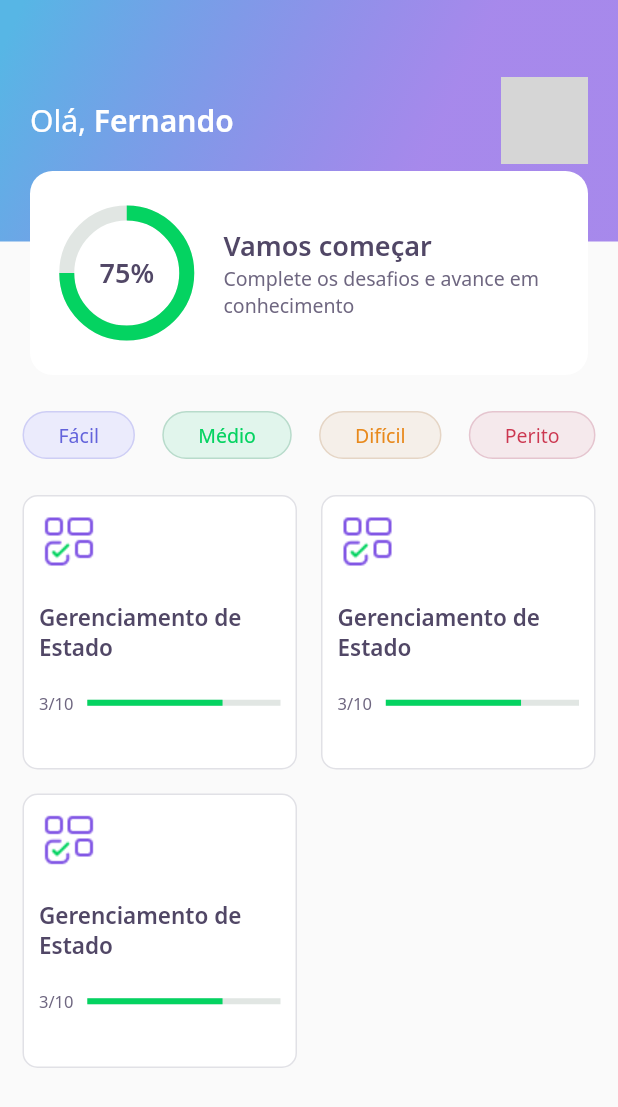
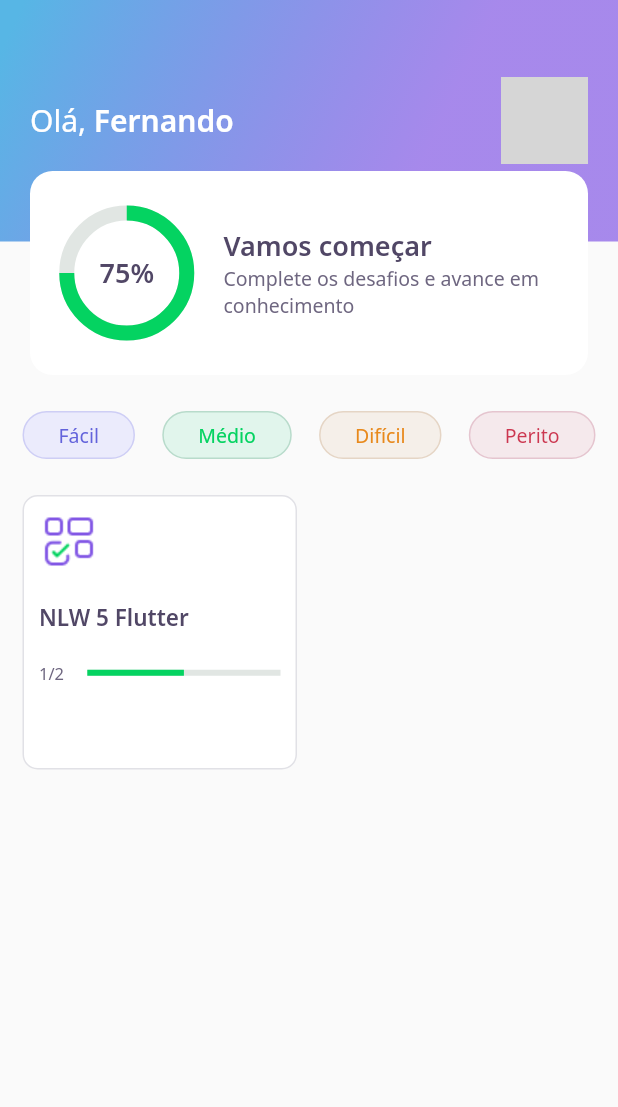
Before and after one commit to fernandomarca/devquiz, a Flutter app: the HomePage screen opened directly, on a phone screen of 412 x 824 dp. Shown: the top 1107 px of the screen. Run offline on Flutter 3.47's test engine with Material 2 defaults, Android fonts, the phone set to English and light mode, and no system bars; our stand-ins replace google_fonts; accounts and stored records are empty; network calls fail; grey boxes are pictures that could not be loaded.

Commit message:
states with flutter

```diff
--- /dev/null
+++ b/assets/database/quizzes.json
@@ -0,0 +1,28 @@
+[
+  {
+    "title": "NLW 5 Flutter",
+    "questionAnswered": 1,
+    "imagem": "blocks",
+    "level": "facil",
+    "questions": [
+      {
+        "title": "Está curtindo o Flutter?",
+        "awnsers": [
+          { "title": "Estou curtindo" },
+          { "title": "Amando curtindo" },
+          { "title": "Muito top" },
+          { "title": "Feliz com Flutter", "isRight": true }
+        ]
+      },
+      {
+        "title": "Está curtindo o Flutter?",
+        "awnsers": [
+          { "title": "Estou curtindo" },
+          { "title": "Amando curtindo" },
+          { "title": "Muito top" },
+          { "title": "Feliz com Flutter", "isRight": true }
+        ]
+      }
+    ]
+  }
+]
--- /dev/null
+++ b/assets/database/user.json
@@ -0,0 +1,5 @@
+{
+  "name": "Fernando",
+  "score": 100,
+  "photoUrl": "https://avatars.githubusercontent.com/u/59258828?v=4"
+}
--- a/lib/core/app_widget.dart
+++ b/lib/core/app_widget.dart
@@ -1,4 +1,3 @@
-import 'package:devquiz/challenge/challenge_page.dart';
 import 'package:devquiz/home/home_page.dart';
 import 'package:flutter/material.dart';
 
@@ -7,7 +6,7 @@ class AppWidget extends StatelessWidget {
   Widget build(BuildContext context) {
     return MaterialApp(
       title: "DevQuiz",
-      home: ChallengePage(),
+      home: HomePage(),
     );
   }
 }
--- /dev/null
+++ b/lib/home/home_controller.dart
@@ -0,0 +1,26 @@
+import 'package:devquiz/home/home_repository.dart';
+import 'package:devquiz/home/home_state.dart';
+import 'package:devquiz/shared/models/quiz_model.dart';
+import 'package:devquiz/shared/models/user_model.dart';
+import 'package:flutter/foundation.dart';
+
+class HomeController {
+  final stateNotifier = ValueNotifier<HomeState>(HomeState.empty);
+  set state(HomeState state) => stateNotifier.value = state;
+  HomeState get state => stateNotifier.value;
+  UserModel? user;
+  List<QuizModel> quizzes = [];
+  final repository = HomeRepository();
+
+  void getUser() async {
+    state = HomeState.loading;
+    user = await repository.getUser();
+    state = HomeState.success;
+  }
+
+  void getQuizzes() async {
+    state = HomeState.loading;
+    quizzes = await repository.getQuizzes();
+    state = HomeState.success;
+  }
+}
--- a/lib/home/home_page.dart
+++ b/lib/home/home_page.dart
@@ -1,3 +1,6 @@
+import 'package:devquiz/core/core.dart';
+import 'package:devquiz/home/home_controller.dart';
+import 'package:devquiz/home/home_state.dart';
 import 'package:devquiz/home/widgets/appbar/app_bar_widget.dart';
 import 'package:devquiz/home/widgets/level_button/level_button_widget.dart';
 import 'package:devquiz/home/widgets/quiz_card/quiz_card_widgets.dart';
@@ -10,10 +13,24 @@ class HomePage extends StatefulWidget {
 }
 
 class _HomePageState extends State<HomePage> {
+  final controller = HomeController();
+  @override
+  void initState() {
+    super.initState();
+    controller.stateNotifier.addListener(() {
+      setState(() {});
+    });
+    controller.getUser();
+    controller.getQuizzes();
+  }
+
   @override
   Widget build(BuildContext context) {
+    if (controller.state == HomeState.success) {
       return Scaffold(
-      appBar: AppBarWidget(),
+        appBar: AppBarWidget(
+          user: controller.user!,
+        ),
         body: Padding(
           padding: const EdgeInsets.symmetric(horizontal: 15),
           child: Column(
@@ -46,16 +63,27 @@ class _HomePageState extends State<HomePage> {
                   crossAxisSpacing: 16,
                   mainAxisSpacing: 16,
                   crossAxisCount: 2,
-                children: [
-                  QuizCardWidgets(),
-                  QuizCardWidgets(),
-                  QuizCardWidgets(),
-                ],
+                  children: controller.quizzes
+                      .map((e) => QuizCardWidgets(
+                            title: e.title,
+                            completed:
+                                "${e.questionAnswered}/${e.questions.length}",
+                            percent: e.questionAnswered / e.questions.length,
+                          ))
+                      .toList(),
                 ),
-            )
+              ),
             ],
           ),
         ),
       );
+    } else {
+      return Scaffold(
+        body: Center(
+            child: CircularProgressIndicator(
+          valueColor: AlwaysStoppedAnimation<Color>(AppColors.darkGreen),
+        )),
+      );
     }
   }
+}
--- /dev/null
+++ b/lib/home/home_state.dart
@@ -0,0 +1 @@
+enum HomeState { success, loading, error, empty }
--- a/lib/home/widgets/appbar/app_bar_widget.dart
+++ b/lib/home/widgets/appbar/app_bar_widget.dart
@@ -1,10 +1,12 @@
 import 'package:devquiz/core/app_gradients.dart';
 import 'package:devquiz/core/app_text_styles.dart';
 import 'package:devquiz/home/widgets/score_card/score_card_widget.dart';
+import 'package:devquiz/shared/models/user_model.dart';
 import 'package:flutter/material.dart';
 
 class AppBarWidget extends PreferredSize {
-  AppBarWidget()
+  final UserModel user;
+  AppBarWidget({required this.user})
       : super(
             preferredSize: Size.fromHeight(250),
             child: Container(
@@ -24,7 +26,7 @@ class AppBarWidget extends PreferredSize {
                             style: AppTextStyles.title,
                             children: [
                               TextSpan(
-                                  text: "Fernando",
+                                  text: user.name,
                                   style: AppTextStyles.titleBold)
                             ])),
                         Container(
@@ -33,8 +35,7 @@ class AppBarWidget extends PreferredSize {
                           decoration: BoxDecoration(
                               borderRadius: BorderRadius.circular(10),
                               image: DecorationImage(
-                                  image: NetworkImage(
-                                      "https://avatars.githubusercontent.com/u/59258828?v=4"))),
+                                  image: NetworkImage(user.photoUrl))),
                         )
                       ],
                     ),
--- a/lib/home/widgets/quiz_card/quiz_card_widgets.dart
+++ b/lib/home/widgets/quiz_card/quiz_card_widgets.dart
@@ -1,4 +1,3 @@
-import 'package:devquiz/challenge/widgets/question_indicator/question_indicator_widgat.dart';
 import 'package:devquiz/core/app_colors.dart';
 import 'package:devquiz/core/app_images.dart';
 import 'package:devquiz/core/app_text_styles.dart';
@@ -6,6 +5,15 @@ import 'package:devquiz/shared/widgets/progress_indicator/progress_indicator_wid
 import 'package:flutter/material.dart';
 
 class QuizCardWidgets extends StatelessWidget {
+  final String title;
+  final String completed;
+  final double percent;
+  const QuizCardWidgets({
+    Key? key,
+    required this.title,
+    required this.completed,
+    required this.percent,
+  }) : super(key: key);
   @override
   Widget build(BuildContext context) {
     return Container(
@@ -29,7 +37,7 @@ class QuizCardWidgets extends StatelessWidget {
             height: 20,
           ),
           Text(
-            "Gerenciamento de Estado",
+            title,
             style: AppTextStyles.heading15,
           ),
           SizedBox(
@@ -40,14 +48,14 @@ class QuizCardWidgets extends StatelessWidget {
               Expanded(
                 flex: 1,
                 child: Text(
-                  "3/10",
+                  completed,
                   style: AppTextStyles.body11,
                 ),
               ),
               Expanded(
                 flex: 4,
                 child: ProgressIndicatorWidget(
-                  value: 0.7,
+                  value: percent,
                 ),
               )
             ],
--- /dev/null
+++ b/lib/shared/models/quiz_model.dart
@@ -0,0 +1,65 @@
+import 'dart:convert';
+
+import 'package:devquiz/shared/models/question_model.dart';
+
+enum Level { facil, medio, dificil, perito }
+
+extension LevelStringExt on String {
+  Level get parse => {
+        "facil": Level.facil,
+        "medio": Level.medio,
+        "dificil": Level.dificil,
+        "perito": Level.perito
+      }[this]!;
+}
+
+extension LevelExt on Level {
+  String get parse => {
+        Level.facil: "facil",
+        Level.medio: "medio",
+        Level.dificil: "dificil",
+        Level.perito: "perito"
+      }[this]!;
+}
+
+class QuizModel {
+  final String title;
+  final List<QuestionModel> questions;
+  final int questionAnswered;
+  final String imagem;
+  final Level level;
+
+  QuizModel({
+    required this.title,
+    required this.questions,
+    this.questionAnswered = 0,
+    required this.imagem,
+    required this.level,
+  });
+
+  Map<String, dynamic> toMap() {
+    return {
+      'title': title,
+      'questions': questions.map((x) => x.toMap()).toList(),
+      'questionAnswered': questionAnswered,
+      'imagem': imagem,
+      'level': level.parse,
+    };
+  }
+
+  factory QuizModel.fromMap(Map<String, dynamic> map) {
+    return QuizModel(
+      title: map['title'],
+      questions: List<QuestionModel>.from(
+          map['questions'].map((x) => QuestionModel.fromMap(x))),
+      questionAnswered: map['questionAnswered'],
+      imagem: map['imagem'],
+      level: map['level'].toString().parse,
+    );
+  }
+
+  String toJson() => json.encode(toMap());
+
+  factory QuizModel.fromJson(String source) =>
+      QuizModel.fromMap(json.decode(source));
+}
--- /dev/null
+++ b/lib/shared/models/user_model.dart
@@ -0,0 +1,33 @@
+import 'dart:convert';
+
+class UserModel {
+  final String name;
+  final String photoUrl;
+  final int score;
+  UserModel({
+    required this.name,
+    required this.photoUrl,
+    this.score = 0,
+  });
+
+  Map<String, dynamic> toMap() {
+    return {
+      'name': name,
+      'photoUrl': photoUrl,
+      'score': score,
+    };
+  }
+
+  factory UserModel.fromMap(Map<String, dynamic> map) {
+    return UserModel(
+      name: map['name'],
+      photoUrl: map['photoUrl'],
+      score: map['score'],
+    );
+  }
+
+  String toJson() => json.encode(toMap());
+
+  factory UserModel.fromJson(String source) =>
+      UserModel.fromMap(json.decode(source));
+}
--- a/pubspec.yaml
+++ b/pubspec.yaml
@@ -18,5 +18,6 @@ dev_dependencies:
 flutter:
   assets:
     - assets/images/
+    - assets/database/
 
   uses-material-design: true
```
Also changed, not shown: lib/home/home_repository.dart (added, +21 -0 lines), lib/shared/models/awnser_model.dart (added, +30 -0 lines), lib/shared/models/question_model.dart (added, +33 -0 lines). Lines whose indentation alone changed are shown as unchanged.
